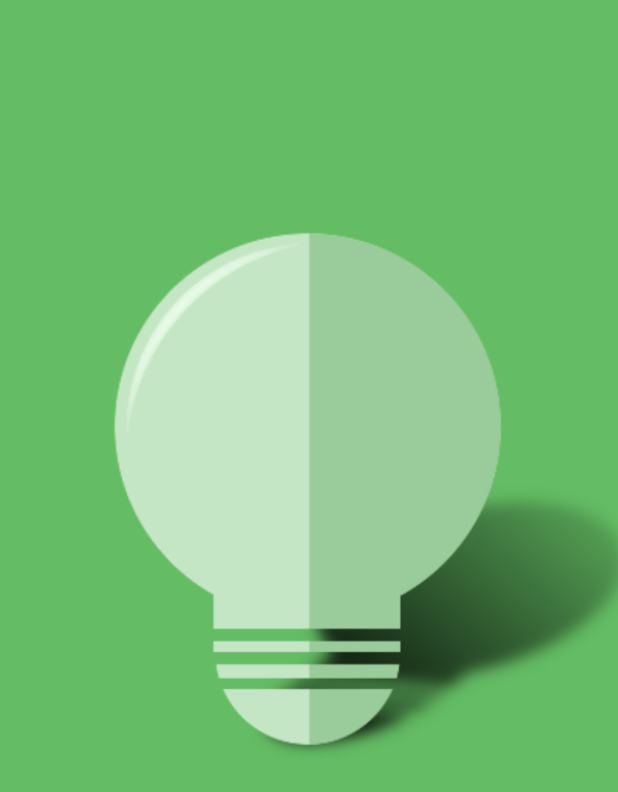
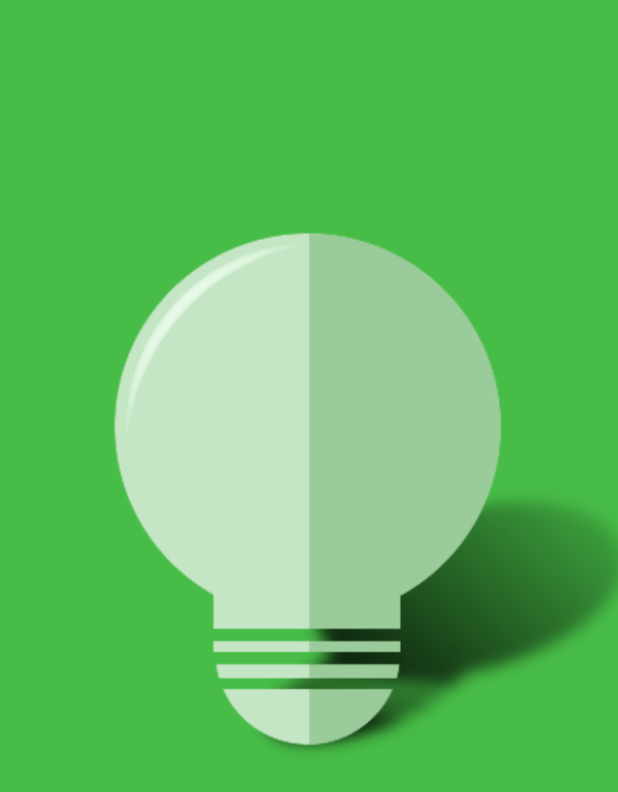
Before and after one commit to flrndttrch/smartcouch, an Android app: the LoadActivity screen opened directly, with no data from a screen before it, on a phone screen of 412 x 824 dp. Shown: the top 792 px of the screen. Run offline under Robolectric (Android 15) with nearby library versions, the light colour scheme and no system bars; 1 statement that could not run was skipped.

Commit message:
slightly changed colors

```diff
--- a/android/app/src/main/res/values/colors.xml
+++ b/android/app/src/main/res/values/colors.xml
@@ -1,7 +1,7 @@
 <?xml version="1.0" encoding="utf-8"?>
 <resources>
-    <color name="colorPrimary">#64BE64</color>
-    <color name="colorPrimaryDark">#1EA01E</color>
+    <color name="colorPrimary">#1EA01E</color>
+    <color name="colorPrimaryDark">#2e7a2e</color>
     <color name="colorAccent">#FF4081</color>
 
     <color name="black_overlay">#66000000</color>
```
Also changed, not shown: android/app/src/main/res/drawable/bulb.png, android/app/src/main/res/drawable/bulb_screen.png, android/app/src/main/res/mipmap-hdpi/ic_bulb.png, android/app/src/main/res/mipmap-mdpi/ic_bulb.png, android/app/src/main/res/mipmap-xhdpi/ic_bulb.png, android/app/src/main/res/mipmap-xxhdpi/ic_bulb.png, android/app/src/main/res/mipmap-xxxhdpi/ic_bulb.png.
